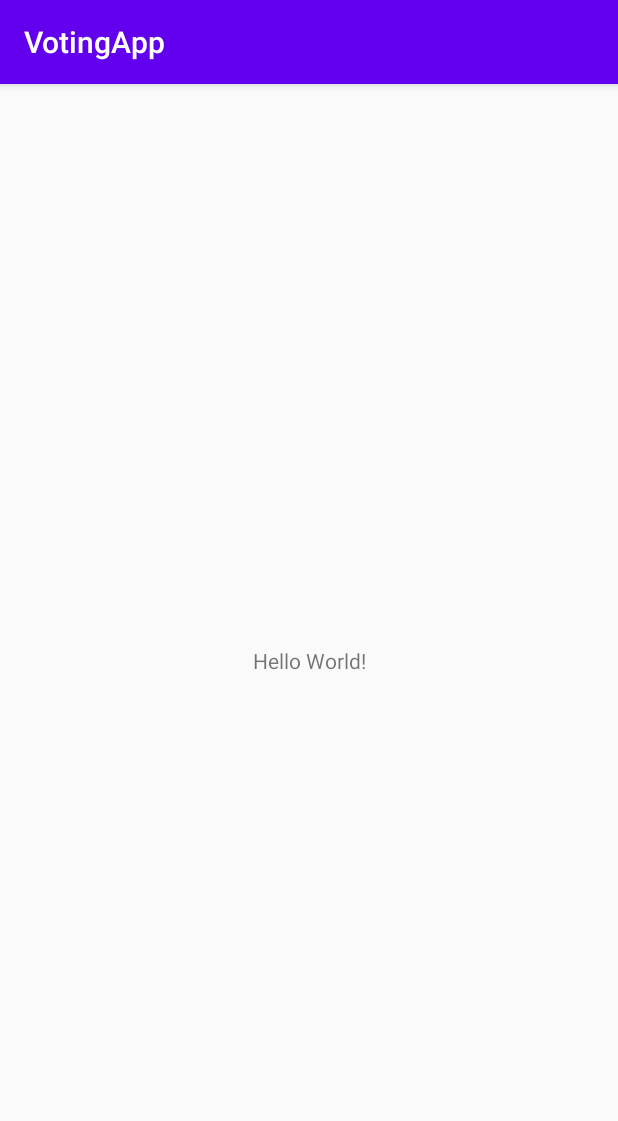
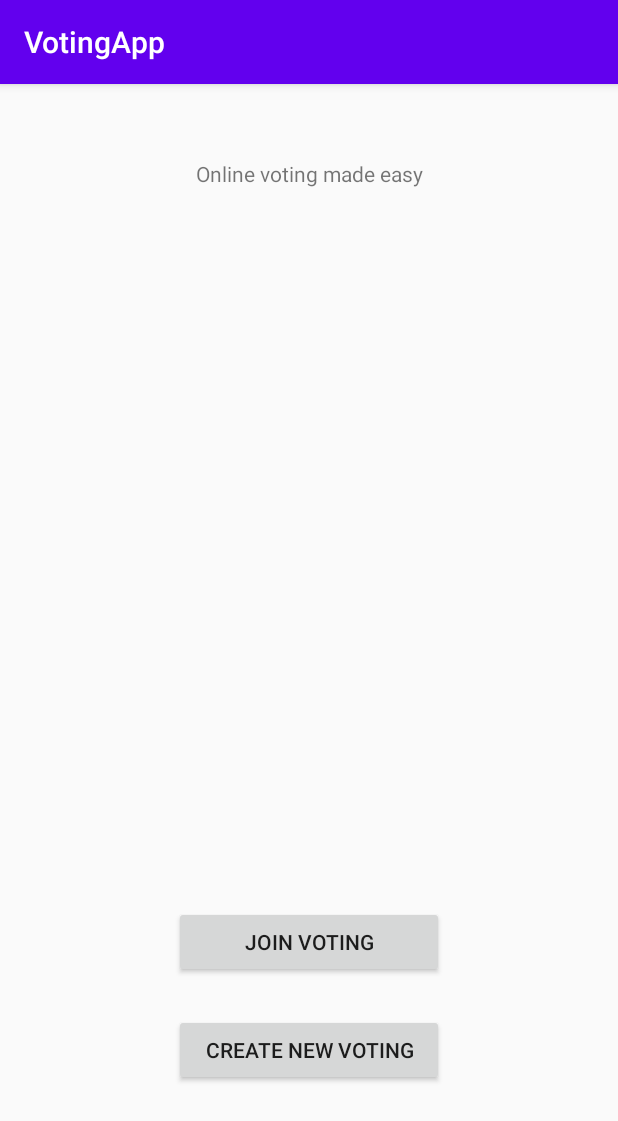
Before and after one commit to Mazi222/Voting_system, an Android app: the screen it shows after launch (MainActivity), on a phone screen of 412 x 824 dp. Shown: the top 1121 px of the screen. Run offline under Robolectric (Android 15) with nearby library versions, the phone set to English and light mode, and no system bars.

Commit message:
WIP: widoki tworzenia nowego głosowania

```diff
--- a/app/src/main/java/pl/edu/agh/votingapp/MainActivity.kt
+++ b/app/src/main/java/pl/edu/agh/votingapp/MainActivity.kt
@@ -1,12 +1,25 @@
 package pl.edu.agh.votingapp
 
+import android.content.Intent
+import android.os.Bundle
+import android.widget.Button
 import androidx.appcompat.app.AppCompatActivity
-import android.os.Bundle
 
 class MainActivity : AppCompatActivity() {
 
     override fun onCreate(savedInstanceState: Bundle?) {
         super.onCreate(savedInstanceState)
         setContentView(R.layout.activity_main)
+
+        val createVotingBtn: Button = findViewById(R.id.create_voting_btn)
+        createVotingBtn.setOnClickListener {
+            this.createVoting()
+        }
     }
+
+    private fun createVoting() {
+        val intent = Intent(this, CreateVotingActivity::class.java)
+        startActivity(intent)
+    }
+
 }
--- /dev/null
+++ b/app/src/main/res/drawable/bg_key.xml
@@ -0,0 +1,5 @@
+<?xml version="1.0" encoding="utf-8"?>
+<selector xmlns:android="http://schemas.android.com/apk/res/android">
+    <item android:drawable="@android:color/holo_blue_light" android:state_activated="true" />
+    <item android:drawable="@android:color/white" />
+</selector>
--- a/app/src/main/res/layout/activity_main.xml
+++ b/app/src/main/res/layout/activity_main.xml
@@ -9,10 +9,31 @@
     <TextView
         android:layout_width="wrap_content"
         android:layout_height="wrap_content"
-        android:text="Hello World!"
-        app:layout_constraintBottom_toBottomOf="parent"
+        android:layout_marginTop="50dp"
+        android:text="@string/main_subtitle"
+        app:layout_constraintEnd_toEndOf="parent"
         app:layout_constraintLeft_toLeftOf="parent"
-        app:layout_constraintRight_toRightOf="parent"
+        app:layout_constraintStart_toStartOf="parent"
         app:layout_constraintTop_toTopOf="parent" />
 
+    <Button
+        android:id="@+id/join_voting_btn"
+        android:layout_width="180dp"
+        android:layout_height="wrap_content"
+        android:layout_marginBottom="24dp"
+        android:text="@string/main_join_voting_btn"
+        app:layout_constraintBottom_toTopOf="@+id/create_voting_btn"
+        app:layout_constraintEnd_toEndOf="parent"
+        app:layout_constraintStart_toStartOf="parent" />
+
+    <Button
+        android:id="@+id/create_voting_btn"
+        android:layout_width="180dp"
+        android:layout_height="wrap_content"
+        android:layout_marginBottom="100dp"
+        android:text="@string/main_create_voting_btn"
+        app:layout_constraintBottom_toBottomOf="parent"
+        app:layout_constraintEnd_toEndOf="parent"
+        app:layout_constraintStart_toStartOf="parent" />
+
 </androidx.constraintlayout.widget.ConstraintLayout>
--- a/app/src/main/res/values/colors.xml
+++ b/app/src/main/res/values/colors.xml
@@ -3,4 +3,6 @@
     <color name="colorPrimary">#6200EE</color>
     <color name="colorPrimaryDark">#3700B3</color>
     <color name="colorAccent">#03DAC5</color>
+    <color name="colorDefault">#FFFFFF</color>
+    <color name="colorSelected">#A5A5A5</color>
 </resources>
--- a/app/src/main/res/values/strings.xml
+++ b/app/src/main/res/values/strings.xml
@@ -1,3 +1,6 @@
 <resources>
     <string name="app_name">VotingApp</string>
+    <string name="main_subtitle">Online voting made easy</string>
+    <string name="main_join_voting_btn">Join voting</string>
+    <string name="main_create_voting_btn">Create new voting</string>
 </resources>
```
Also changed, not shown: app/build.gradle (+14 -0 lines), app/src/main/AndroidManifest.xml (+7 -0 lines), app/src/main/java/pl/edu/agh/votingapp/CreateVotingActivity.kt (added, +21 -0 lines), app/src/main/java/pl/edu/agh/votingapp/CreateVotingChooseTypeFragment.kt (added, +118 -0 lines), app/src/main/java/pl/edu/agh/votingapp/Voting.kt (added, +7 -0 lines), app/src/main/java/pl/edu/agh/votingapp/VotingType.kt (added, +18 -0 lines), app/src/main/res/layout/activity_create_voting.xml (added, +41 -0 lines), app/src/main/res/layout/fragment_create_voting_choose_type.xml (added, +10 -0 lines), app/src/main/res/layout/list_item.xml (added, +41 -0 lines), app/src/main/res/drawable/baseline_done_black_18dp.png (added).
